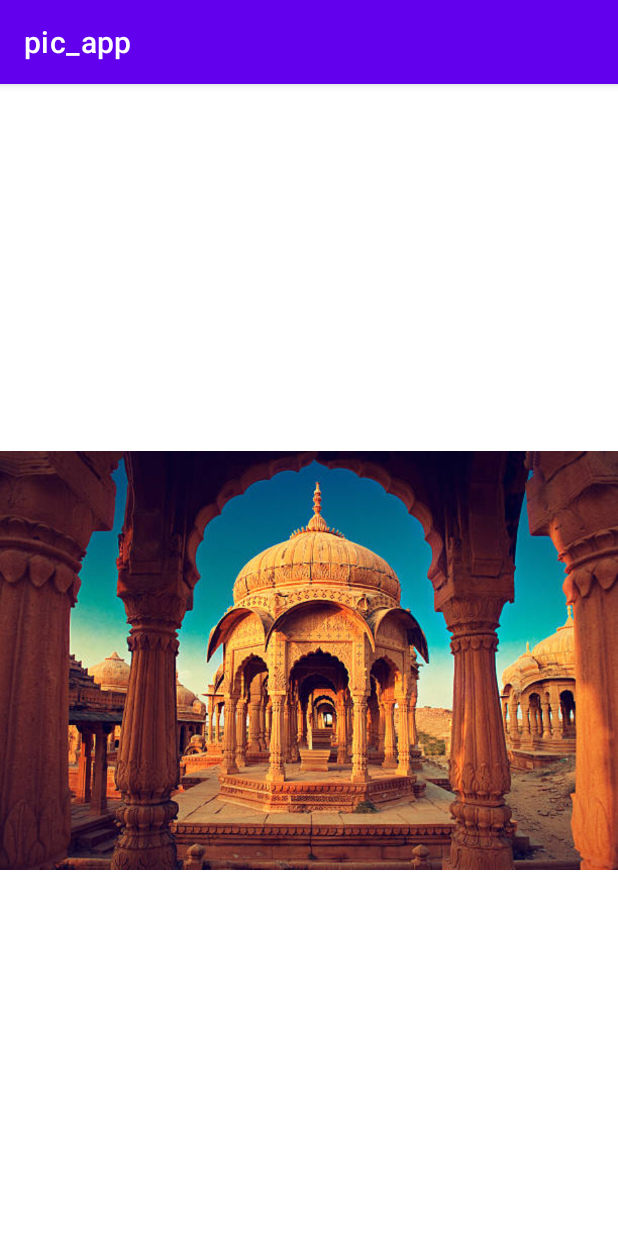
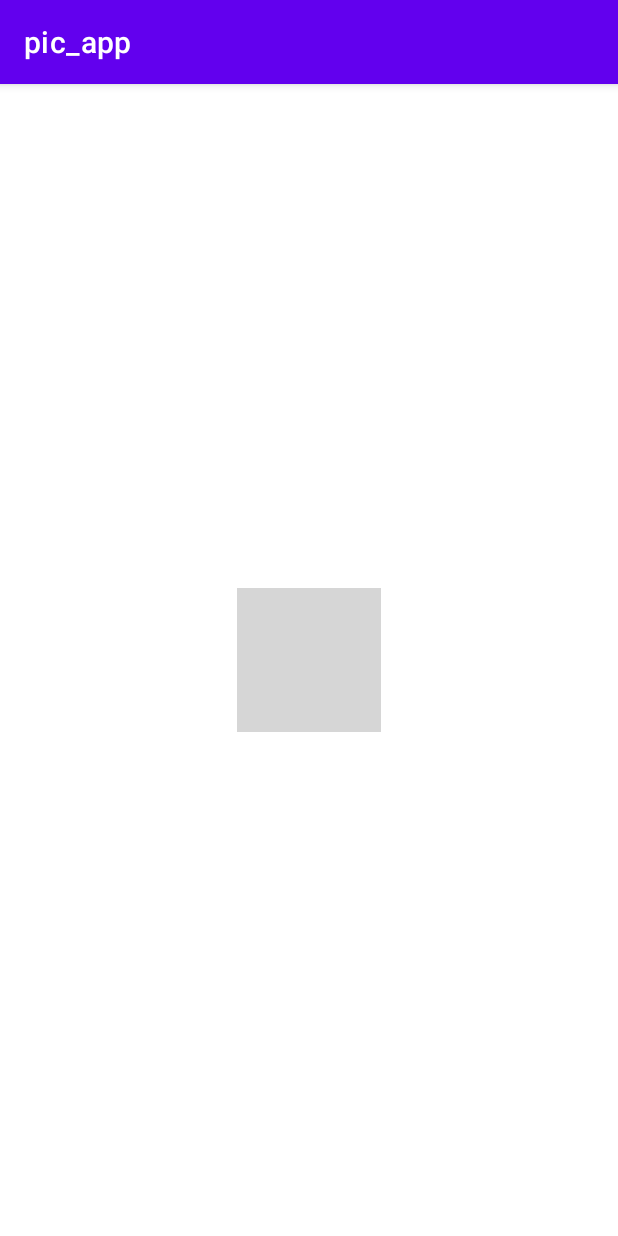
Before and after one commit to Mitali2700/pic_App, an Android app: the screen it shows after launch (MainActivity), after a tap on an icon or button, on a phone screen of 412 x 824 dp. Run offline under Robolectric (Android 15) with nearby library versions, the phone set to English and light mode, and no system bars; grey boxes are pictures that could not be loaded.

Commit message:
3rd commit

```diff
--- a/app/src/main/java/com/mitali/pic_app/MainActivity.java
+++ b/app/src/main/java/com/mitali/pic_app/MainActivity.java
@@ -10,7 +10,8 @@ public class MainActivity extends AppCompatActivity {
 
     public void change(View view){
         ImageView iv= findViewById(R.id.imageView);
-        iv.setImageResource(R.drawable.img_2);
+        //iv.setImageResource(R.drawable.img_2);
+        iv.setImageResource(R.drawable.img);
     }
 
 
```
